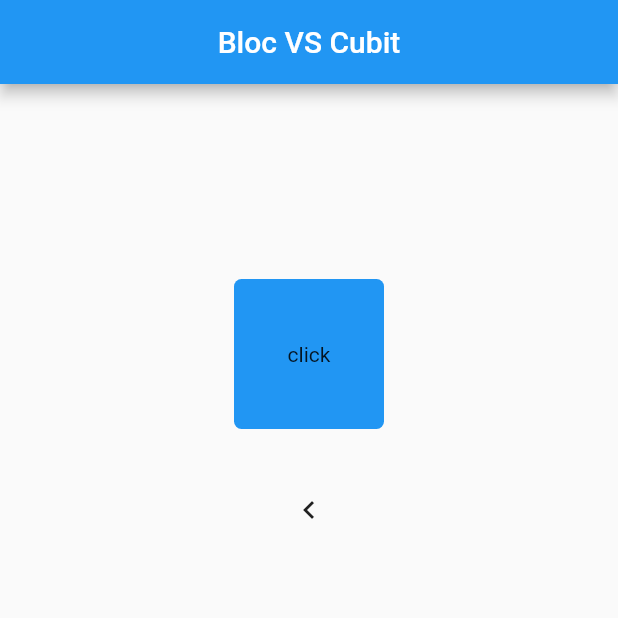
After one commit to IamHarsh02/appblock, a Flutter app: the screen it shows after launch, after a tap on the "navigate next" icon, on a phone screen of 412 x 824 dp, the top half of it. The commit adds this screen. Run offline on Flutter 3.47's test engine with Material 2 defaults, Android fonts, the light colour scheme and no system bars; our stand-ins replace flutter_bloc.

Commit message:
added roll dice code commit

```diff
--- a/lib/presentation/home.dart
+++ b/lib/presentation/home.dart
@@ -3,6 +3,7 @@ import 'package:mybloackapp/logic/bloc_logic/counter_bloc.dart';
 import 'package:mybloackapp/logic/bloc_logic/counter_event.dart';
 import 'package:mybloackapp/logic/cubit_logic/counter_cubit.dart';
 import 'package:mybloackapp/logic/cubit_logic/counter_state.dart';
+import 'package:mybloackapp/presentation/secon_page.dart';
 
 import '../constant/string_constant.dart';
 import 'package:flutter_bloc/flutter_bloc.dart';
@@ -44,7 +45,7 @@ class _HomeState extends State<Home> {
 
   @override
   Widget build(BuildContext context) {
-    return blocStateScreen(context);
+    return cubitStateScreen(context);
   }
 
   Widget cubitStateScreen(BuildContext context) {
@@ -76,7 +77,20 @@ class _HomeState extends State<Home> {
                     child: const Text(
                       '+',
                       style: TextStyle(fontSize: 25),
-                    ))
+                    )),
+                SizedBox(
+                  height: 30,
+                ),
+                IconButton(
+                  icon: Icon(Icons.navigate_next),
+                  onPressed: () {
+                    Navigator.push(
+                      context,
+                      MaterialPageRoute(
+                          builder: (context) => const SecondPage()),
+                    );
+                  },
+                ),
               ],
             ),
           ),
--- /dev/null
+++ b/lib/presentation/secon_page.dart
@@ -0,0 +1,88 @@
+import 'dart:math';
+
+import 'package:flutter/material.dart';
+import 'package:flutter_bloc/flutter_bloc.dart';
+import 'package:mybloackapp/constant/string_constant.dart';
+
+import 'home.dart';
+
+class DiceFaceCubit extends Cubit<int?> {
+  DiceFaceCubit() : super(null);
+
+  void rollDice() {
+    int number;
+    do {
+      number = Random().nextInt(6);
+    } while (number == 0);
+    emit(number);
+  }
+}
+
+class SecondPage extends StatelessWidget {
+  const SecondPage({Key? key}) : super(key: key);
+
+  @override
+  Widget build(BuildContext context) {
+    return BlocProvider(
+      create: (_) => DiceFaceCubit(),
+      child: MaterialApp(
+        title: 'Flutter Demo',
+        theme: ThemeData(
+          primarySwatch: Colors.blue,
+        ),
+        home: const MyHomePage(),
+      ),
+    );
+  }
+}
+
+class MyHomePage extends StatelessWidget {
+  const MyHomePage({Key? key}) : super(key: key);
+
+  @override
+  Widget build(BuildContext context) {
+    return Scaffold(
+      appBar: AppBar(
+        centerTitle: true,
+        title: const Text(AppStrings.appbarText),
+      ),
+      body: Center(
+        child: Column(
+          crossAxisAlignment: CrossAxisAlignment.center,
+          children: [
+            SizedBox(height: 130),
+            GestureDetector(
+              onTap: () {
+                context.read<DiceFaceCubit>().rollDice();
+              },
+              child: Container(
+                height: 100,
+                width: 100,
+                alignment: Alignment.center,
+                decoration: BoxDecoration(
+                  borderRadius: BorderRadius.circular(5),
+                  color: Colors.blue,
+                ),
+                child: BlocBuilder<DiceFaceCubit, int?>(
+                  builder: (context, state) {
+                    return Text(state != null ? "$state" : "click");
+                  },
+                ),
+              ),
+            ),
+            SizedBox(height: 30),
+            IconButton(
+              icon: Icon(Icons.navigate_before),
+              onPressed: () {
+                Navigator.pop(
+                  context,
+                  MaterialPageRoute(builder: (context) => const Home()),
+                );
+              },
+            ),
+          ],
+        ),
+      ),
+    );
+  }
+}
```
